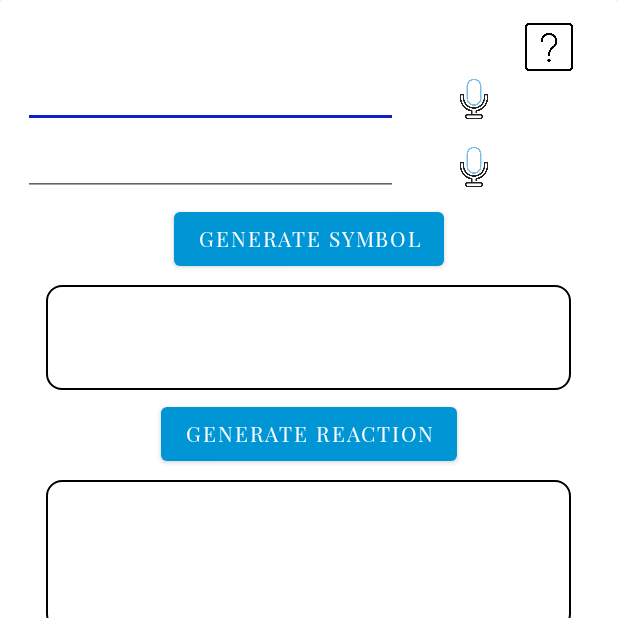
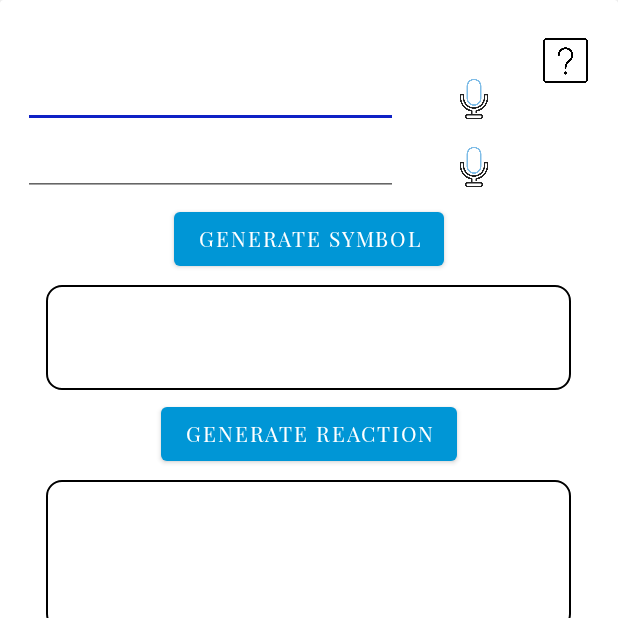
Before and after one commit to ThejaMohananK/Chemist, an Android app: the screen it shows after launch (MainActivity2), on a phone screen of 412 x 824 dp, the top half of it. Run offline under Robolectric (Android 15) with nearby library versions, the phone set to English and light mode, and no system bars; our stand-ins replace Firebase (no records; nobody signed in at launch, a user with empty details on screens opened directly).

Commit message:
second update

```diff
--- a/app/src/main/java/com/example/chemist/MainActivity2.java
+++ b/app/src/main/java/com/example/chemist/MainActivity2.java
@@ -47,7 +47,7 @@ public class MainActivity2 extends AppCompatActivity {
     private ProgressBar progressBar2; // progressbar in reaction
     private ImageView imageView; //imageView to show molecular structure
 
-    private ImageButton ibinfo;
+    private ImageButton ibInfo;
 
     @Override
     protected void onCreate(Bundle savedInstanceState) {
@@ -93,9 +93,9 @@ public class MainActivity2 extends AppCompatActivity {
         progressBar = findViewById(R.id.progressBar);
         progressBar2 = findViewById(R.id.progressBar2);
         imageView = findViewById(R.id.imageView);
-        ibinfo = findViewById(R.id.ibinfo);
+        ibInfo = findViewById(R.id.ibInfo);
 
-        ibinfo.setOnClickListener(new View.OnClickListener() {
+        ibInfo.setOnClickListener(new View.OnClickListener() {
             @Override
             public void onClick(View view) {
                 Intent intent = new Intent(MainActivity2.this, MainActivity5.class);
@@ -107,7 +107,7 @@ public class MainActivity2 extends AppCompatActivity {
         btnreacfetch.setOnClickListener(new View.OnClickListener() {
             @Override
             public void onClick(View view) {
-                reactionfetch();
+                reactionFetch();
             }
         });
 
@@ -124,7 +124,7 @@ public class MainActivity2 extends AppCompatActivity {
             @Override
             public void onClick(View view) {
 
-                imagefetch();
+                imageFetch();
             }
         });
 
@@ -221,7 +221,7 @@ public class MainActivity2 extends AppCompatActivity {
                 });
     }
 
-    private void reactionfetch() {
+    private void reactionFetch() {
         // Show the progress bar
         progressBar2.setVisibility(View.VISIBLE);
 
@@ -255,7 +255,7 @@ public class MainActivity2 extends AppCompatActivity {
                 });
     }
 
-    private void imagefetch() {
+    private void imageFetch() {
         // Show the progress bar
         progressBar2.setVisibility(View.VISIBLE);
 
--- a/app/src/main/res/layout/activity_main2.xml
+++ b/app/src/main/res/layout/activity_main2.xml
@@ -32,76 +32,76 @@
 
         <ScrollView
             android:layout_width="match_parent"
-            android:layout_height="wrap_content" >
+            android:layout_height="wrap_content">
 
             <androidx.cardview.widget.CardView
                 android:layout_width="match_parent"
-            android:layout_height="match_parent" >
+                android:layout_height="match_parent">
 
                 <EditText
                     android:id="@+id/tvText"
                     android:layout_width="250dp"
                     android:layout_height="35dp"
-            android:layout_marginTop="50dp"
-            android:layout_marginStart="15dp" />
+                    android:layout_marginStart="15dp"
+                    android:layout_marginTop="50dp" />
 
                 <EditText
                     android:id="@+id/tvText2"
                     android:layout_width="250dp"
                     android:layout_height="35dp"
-            android:layout_marginTop="95dp"
-            android:layout_marginStart="15dp" />
+                    android:layout_marginStart="15dp"
+                    android:layout_marginTop="95dp" />
 
                 <ImageButton
                     android:id="@+id/btnSpeak"
                     android:layout_width="32dp"
                     android:layout_height="32dp"
-            android:src="@drawable/microphone"
+                    android:layout_marginStart="300dp"
+                    android:layout_marginTop="50dp"
+                    android:layout_marginEnd="50dp"
+                    android:background="@android:color/transparent"
                     android:scaleType="fitCenter"
-            android:background="@android:color/transparent"
-            android:layout_marginEnd="50dp"
-            android:layout_marginTop="50dp"
-            android:layout_marginStart="300dp" />
+                    android:src="@drawable/microphone" />
 
                 <ImageButton
                     android:id="@+id/btnSpeak2"
                     android:layout_width="32dp"
                     android:layout_height="32dp"
-                android:src="@drawable/microphone"
+                    android:layout_marginStart="300dp"
+                    android:layout_marginTop="95dp"
+                    android:layout_marginEnd="50dp"
+                    android:background="@android:color/transparent"
                     android:scaleType="fitCenter"
-                android:background="@android:color/transparent"
-                android:layout_marginEnd="50dp"
-                android:layout_marginTop="95dp"
-                android:layout_marginStart="300dp" />
+                    android:src="@drawable/microphone" />
 
                 <Button
                     android:id="@+id/btnfetch"
                     android:layout_width="wrap_content"
                     android:layout_height="wrap_content"
-                android:text="Generate Symbol"
+                    android:layout_gravity="center_horizontal"
+                    android:layout_marginTop="135dp"
                     android:fontFamily="@font/playfairdisplay_regular"
-                android:layout_gravity="center_horizontal"
-                android:layout_marginTop="135dp" />
+                    android:text="Generate Symbol" />
 
                 <TextView
                     android:id="@+id/tvFinal"
                     android:layout_width="350dp"
                     android:layout_height="70dp"
+                    android:layout_gravity="center_horizontal"
                     android:layout_marginStart="15dp"
+                    android:layout_marginTop="190dp"
                     android:layout_marginEnd="15dp"
-                android:layout_gravity="center_horizontal"
-                android:layout_marginTop="190dp"
-                android:padding="5dp"
-                android:background="@drawable/color_border" />
+                    android:background="@drawable/color_border"
+                    android:padding="5dp" />
 
                 <Button
                     android:id="@+id/buttonreacfetch"
                     android:layout_width="wrap_content"
                     android:layout_height="wrap_content"
-                android:text="Generate Reaction"
+                    android:layout_gravity="center_horizontal"
+                    android:layout_marginTop="265dp"
                     android:fontFamily="@font/playfairdisplay_regular"
-                android:layout_gravity="center_horizontal"
-                android:layout_marginTop="265dp" />
+                    android:text="Generate Reaction" />
 
                 <TextView
                     android:id="@+id/tvReaction"
@@ -109,17 +109,17 @@
                     android:layout_height="100dp"
                     android:layout_gravity="center_horizontal"
                     android:layout_marginTop="320dp"
-                android:padding="5dp"
-                android:background="@drawable/color_border" />
+                    android:background="@drawable/color_border"
+                    android:padding="5dp" />
 
                 <Button
                     android:id="@+id/btnimagefetch"
                     android:layout_width="wrap_content"
                     android:layout_height="wrap_content"
-                android:text="More info"
+                    android:layout_gravity="center_horizontal"
+                    android:layout_marginTop="430dp"
                     android:fontFamily="@font/playfairdisplay_regular"
-                android:layout_gravity="center_horizontal"
-                android:layout_marginTop="430dp" />
+                    android:text="More info" />
 
                 <TextView
                     android:id="@+id/tvImage"
@@ -127,26 +127,26 @@
                     android:layout_height="50dp"
                     android:layout_gravity="center_horizontal"
                     android:layout_marginTop="490dp"
-                android:padding="5dp"/>
+                    android:padding="5dp" />
 
                 <ImageView
                     android:id="@+id/imageView"
-                android:src="@drawable/image_icon_chemist"
                     android:layout_width="350dp"
                     android:layout_height="150dp"
                     android:layout_gravity="center_horizontal"
-                android:layout_marginTop="550dp" />
+                    android:layout_marginTop="550dp"
+                    android:src="@drawable/image_icon_chemist" />
 
                 <ImageButton
-                android:id="@+id/ibinfo"
-                android:layout_width="32dp"
-                android:layout_height="32dp"
-                android:src="@drawable/question"
+                    android:id="@+id/ibInfo"
+                    android:layout_width="30dp"
+                    android:layout_height="30dp"
+                    android:layout_gravity="top|end"
+                    android:layout_marginTop="25dp"
+                    android:layout_marginEnd="20dp"
+                    android:background="@android:color/transparent"
                     android:scaleType="fitCenter"
-                android:background="@android:color/transparent"
-                android:layout_gravity="top"
-                android:layout_marginTop="15dp"
-                android:layout_marginStart="350dp" />
+                    android:src="@drawable/question" />
 
                 <ProgressBar
                     android:id="@+id/progressBar"
--- a/app/src/main/res/layout/activity_main3.xml
+++ b/app/src/main/res/layout/activity_main3.xml
@@ -7,9 +7,32 @@
     tools:context=".MainActivity3"
     android:gravity="center">
 
+    <RelativeLayout
+        android:layout_width="match_parent"
+        android:layout_height="match_parent">
+
+        <androidx.core.widget.NestedScrollView
+            android:layout_width="match_parent"
+            android:layout_height="match_parent" >
+            <HorizontalScrollView
+                android:layout_width="match_parent"
+                android:layout_height="wrap_content">
+
+                <ImageView
+                    android:id="@+id/imageView5"
+                    android:layout_width="match_parent"
+                    android:layout_height="match_parent"
+                    app:srcCompat="@drawable/periodictable" />
+
+            </HorizontalScrollView>
+        </androidx.core.widget.NestedScrollView>
+
+    </RelativeLayout>
+
     <com.google.android.material.bottomappbar.BottomAppBar
         android:layout_width="match_parent"
         android:layout_height="wrap_content"
+        android:fitsSystemWindows="true"
         android:layout_gravity="bottom"
         android:id="@+id/bottom_AppBar"
         app:fabCradleMargin="10dp"
@@ -26,21 +49,4 @@
 
     </com.google.android.material.bottomappbar.BottomAppBar>
 
-    <RelativeLayout
-        android:layout_width="match_parent"
-        android:layout_height="match_parent">
-
-        <HorizontalScrollView
-            android:layout_width="match_parent"
-            android:layout_height="wrap_content">
-
-            <ImageView
-                android:id="@+id/imageView5"
-                android:layout_width="400dp"
-                android:layout_height="670dp"
-                app:srcCompat="@drawable/periodictable" />
-
-        </HorizontalScrollView>
-
-    </RelativeLayout>
 </androidx.coordinatorlayout.widget.CoordinatorLayout>
```
Lines whose indentation alone changed are shown as unchanged.
